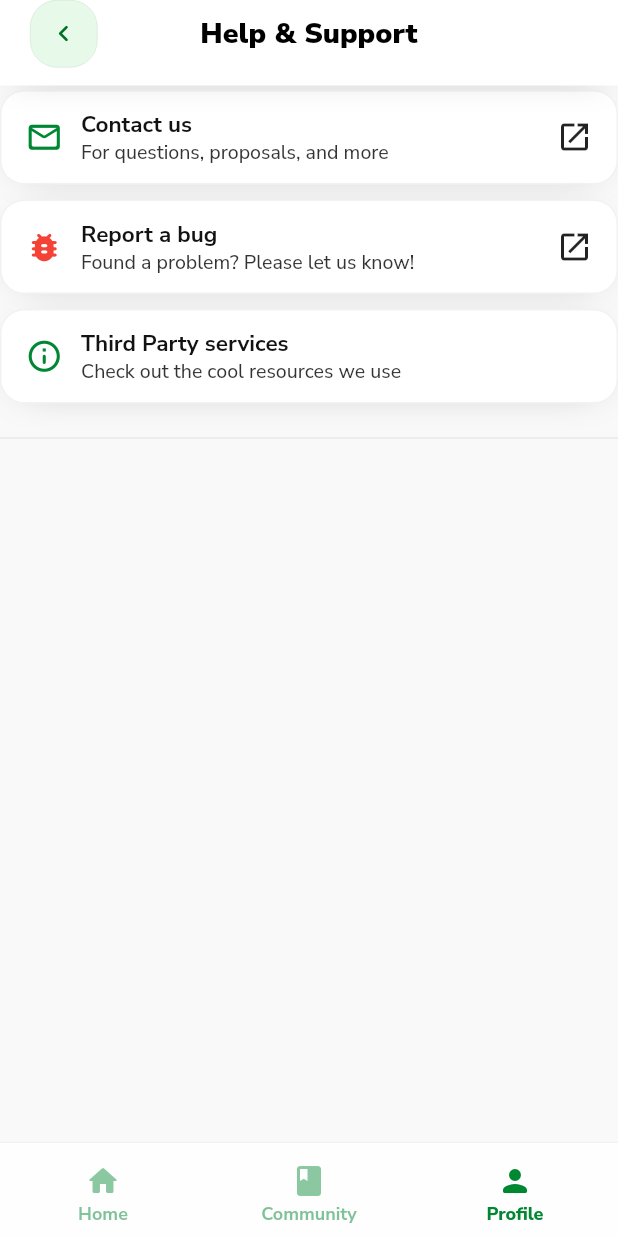
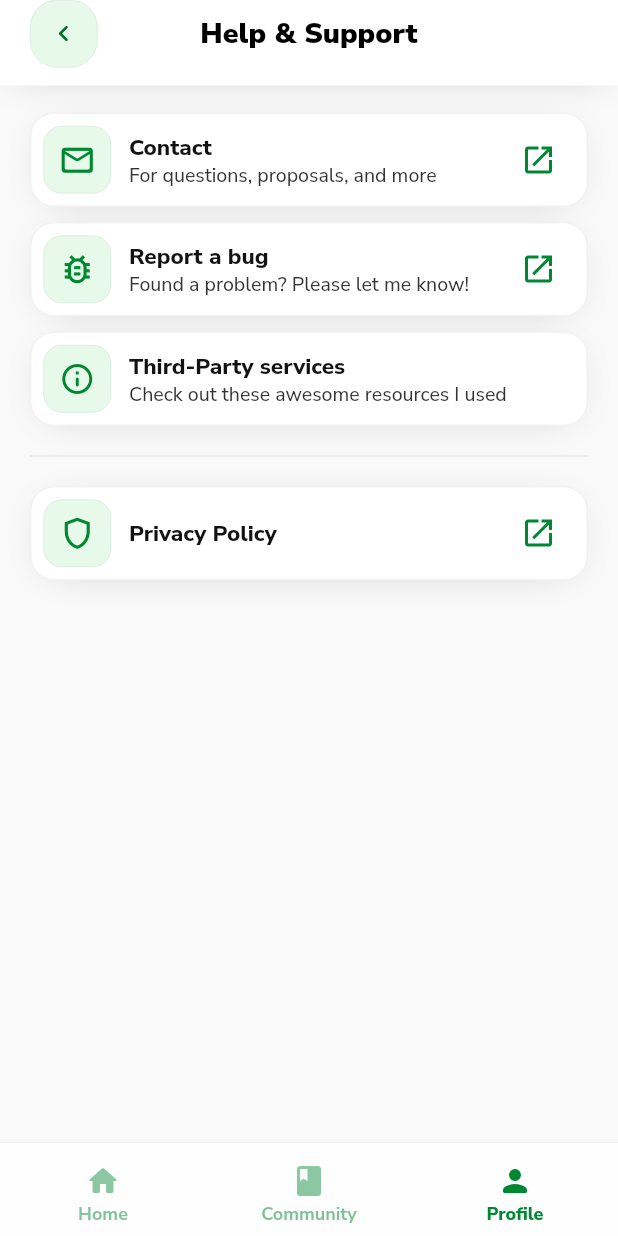
Before and after one commit to jauntybrain/know_waste, a Flutter app: the HelpPage screen opened by its route, on a phone screen of 412 x 824 dp. Run offline on Flutter 3.47's test engine with Material 2 defaults, Android fonts, the phone set to English and light mode, and no system bars; our stand-ins replace cached_network_image, camera, cloud_firestore, firebase_auth, firebase_core, firebase_storage and 17 more; missing offline and left inert: algoliasearch; accounts and stored records are empty; network calls fail.

Commit message:
add: settings icons, help page, attributions page

```diff
--- a/frontend/lib/models/profile_item.dart
+++ b/frontend/lib/models/profile_item.dart
@@ -1,3 +1,5 @@
+import 'package:flutter/material.dart';
+
 class ProfileItem {
   const ProfileItem({
     required this.icon,
@@ -8,7 +10,7 @@ class ProfileItem {
     this.hasChevron = true,
   });
 
-  final String icon;
+  final IconData icon;
   final String title;
   final String subtitle;
   final String routeName;
--- a/frontend/lib/presentation/features/profile/pages/help_page.dart
+++ b/frontend/lib/presentation/features/profile/pages/help_page.dart
@@ -1,7 +1,10 @@
 import 'package:flutter/material.dart';
 import 'package:go_router/go_router.dart';
 import 'package:know_waste/presentation/shared/bouncing.dart';
+import 'package:know_waste/utils/constants.dart';
+import 'package:url_launcher/url_launcher_string.dart';
 
+import '../../../router/route_names.dart';
 import '../../../shared/app_icon_button.dart';
 import '../../../theme/theme.dart';
 
@@ -18,18 +21,18 @@ class HelpPage extends StatelessWidget {
           children: [
             // Page content
             SingleChildScrollView(
+              child: Padding(
+                padding: const EdgeInsets.all(20),
                 child: Column(
                   mainAxisAlignment: MainAxisAlignment.center,
                   crossAxisAlignment: CrossAxisAlignment.center,
                   children: [
-                  SizedBox(height: MediaQuery.of(context).viewPadding.top + 60),
+                    SizedBox(height: MediaQuery.of(context).viewPadding.top + 55),
                     Bouncing(
-                    onTap: () {
-                      // launchUrlString('mailto:jauntybrain@gmail.com');
-                    },
+                      onTap: () => launchUrlString('mailto:jauntybrain@gmail.com'),
                       child: Container(
                         width: double.infinity,
-                      padding: const EdgeInsets.symmetric(vertical: 12, horizontal: 16),
+                        padding: const EdgeInsets.all(8),
                         decoration: BoxDecoration(
                           color: AppColors.white,
                           borderRadius: BorderRadius.circular(16),
@@ -38,10 +41,19 @@ class HelpPage extends StatelessWidget {
                         ),
                         child: Row(
                           children: [
-                          const Icon(
+                            Container(
+                              height: 45,
+                              width: 45,
+                              decoration: BoxDecoration(
+                                color: AppColors.primary.withOpacity(0.1),
+                                borderRadius: BorderRadius.circular(12),
+                                border: Border.all(width: 0.4, color: const Color(0xffCFE1D6)),
+                              ),
+                              child: const Icon(
                                 Icons.mail_outline_rounded,
                                 color: AppColors.secondary,
                                 size: 25,
+                              ),
                             ),
                             const SizedBox(width: 12),
                             Expanded(
@@ -49,8 +61,8 @@ class HelpPage extends StatelessWidget {
                                 crossAxisAlignment: CrossAxisAlignment.start,
                                 children: [
                                   Text(
-                                  'Contact us',
-                                  style: AppTextStyles.blackBold15,
+                                    'Contact',
+                                    style: AppTextStyles.blackExtraBold15,
                                   ),
                                   Text(
                                     'For questions, proposals, and more',
@@ -60,20 +72,19 @@ class HelpPage extends StatelessWidget {
                                 ],
                               ),
                             ),
-                          const Icon(Icons.open_in_new),
+                            const Icon(Icons.open_in_new, color: AppColors.secondary),
+                            const SizedBox(width: 12),
                           ],
                         ),
                       ),
                     ),
                     const SizedBox(height: 10),
                     Bouncing(
-                    onTap: () {
-                      // launchUrlString('mailto:jauntybrain@gmail.com?subject=KnowWaste%20Application%20bug%20report&'
-                      //     'body=Please%20describe%20the%20bug%20you%20found%20in%20the%20application.%20Thank%20you!');
-                    },
+                      onTap: () => launchUrlString('mailto:jauntybrain@gmail.com?subject=KnowWaste%20bug%20report&'
+                          'body=Please%20describe%20the%20bug%20you%20found%20in%20the%20application.%20Thank%20you!'),
                       child: Container(
                         width: double.infinity,
-                      padding: const EdgeInsets.symmetric(vertical: 12, horizontal: 16),
+                        padding: const EdgeInsets.all(8),
                         decoration: BoxDecoration(
                           color: AppColors.white,
                           borderRadius: BorderRadius.circular(16),
@@ -82,10 +93,19 @@ class HelpPage extends StatelessWidget {
                         ),
                         child: Row(
                           children: [
-                          const Icon(
-                            Icons.bug_report_rounded,
-                            color: Colors.red,
+                            Container(
+                              height: 45,
+                              width: 45,
+                              decoration: BoxDecoration(
+                                color: AppColors.primary.withOpacity(0.1),
+                                borderRadius: BorderRadius.circular(12),
+                                border: Border.all(width: 0.4, color: const Color(0xffCFE1D6)),
+                              ),
+                              child: const Icon(
+                                Icons.bug_report_outlined,
+                                color: AppColors.secondary,
                                 size: 25,
+                              ),
                             ),
                             const SizedBox(width: 12),
                             Expanded(
@@ -94,29 +114,28 @@ class HelpPage extends StatelessWidget {
                                 children: [
                                   Text(
                                     'Report a bug',
-                                  style: AppTextStyles.blackBold15,
+                                    style: AppTextStyles.blackExtraBold15,
                                   ),
                                   Text(
-                                  'Found a problem? Please let us know!',
+                                    'Found a problem? Please let me know!',
                                     style: AppTextStyles.lightGrayRegular14
                                         .copyWith(fontSize: 13, color: Colors.black.withOpacity(0.8), height: 1.3),
                                   ),
                                 ],
                               ),
                             ),
-                          const Icon(Icons.open_in_new),
+                            const Icon(Icons.open_in_new, color: AppColors.secondary),
+                            const SizedBox(width: 12),
                           ],
                         ),
                       ),
                     ),
                     const SizedBox(height: 10),
                     Bouncing(
-                    onTap: () {
-                      // GoRouter.of(context).goNamed(RouteNames.attributions);
-                    },
+                      onTap: () => GoRouter.of(context).goNamed(RouteNames.attributions),
                       child: Container(
                         width: double.infinity,
-                      padding: const EdgeInsets.symmetric(vertical: 12, horizontal: 16),
+                        padding: const EdgeInsets.all(8),
                         decoration: BoxDecoration(
                           color: AppColors.white,
                           borderRadius: BorderRadius.circular(16),
@@ -125,10 +144,19 @@ class HelpPage extends StatelessWidget {
                         ),
                         child: Row(
                           children: [
-                          const Icon(
+                            Container(
+                              height: 45,
+                              width: 45,
+                              decoration: BoxDecoration(
+                                color: AppColors.primary.withOpacity(0.1),
+                                borderRadius: BorderRadius.circular(12),
+                                border: Border.all(width: 0.4, color: const Color(0xffCFE1D6)),
+                              ),
+                              child: const Icon(
                                 Icons.info_outline_rounded,
                                 color: AppColors.secondary,
-                            size: 25,
+                                size: 24,
+                              ),
                             ),
                             const SizedBox(width: 12),
                             Expanded(
@@ -136,11 +164,11 @@ class HelpPage extends StatelessWidget {
                                 crossAxisAlignment: CrossAxisAlignment.start,
                                 children: [
                                   Text(
-                                  'Third Party services',
-                                  style: AppTextStyles.blackBold15,
+                                    'Third-Party services',
+                                    style: AppTextStyles.blackExtraBold15,
                                   ),
                                   Text(
-                                  'Check out the cool resources we use',
+                                    'Check out these awesome resources I used',
                                     style: AppTextStyles.lightGrayRegular14
                                         .copyWith(fontSize: 13, color: Colors.black.withOpacity(0.8), height: 1.3),
                                   ),
@@ -151,12 +179,58 @@ class HelpPage extends StatelessWidget {
                         ),
                       ),
                     ),
-                  const SizedBox(height: 15),
                     const Divider(
                       color: Color(0xffe8e8e8),
                       thickness: 1,
+                      height: 40,
+                    ),
+                    Bouncing(
+                      onTap: () => launchUrlString(AppConstants.privacyPolicyUrl),
+                      child: Container(
+                        width: double.infinity,
+                        padding: const EdgeInsets.all(8),
+                        decoration: BoxDecoration(
+                          color: AppColors.white,
+                          borderRadius: BorderRadius.circular(16),
+                          boxShadow: [AppShadows.small],
+                          border: Border.all(color: const Color(0xfff2f2f2)),
+                        ),
+                        child: Row(
+                          children: [
+                            Container(
+                              height: 45,
+                              width: 45,
+                              decoration: BoxDecoration(
+                                color: AppColors.primary.withOpacity(0.1),
+                                borderRadius: BorderRadius.circular(12),
+                                border: Border.all(width: 0.4, color: const Color(0xffCFE1D6)),
+                              ),
+                              child: const Icon(
+                                Icons.shield_outlined,
+                                color: AppColors.secondary,
+                                size: 25,
+                              ),
+                            ),
+                            const SizedBox(width: 12),
+                            Expanded(
+                              child: Column(
+                                crossAxisAlignment: CrossAxisAlignment.start,
+                                children: [
+                                  Text(
+                                    'Privacy Policy',
+                                    style: AppTextStyles.blackExtraBold15,
                                   ),
                                 ],
+                              ),
+                            ),
+                            const Icon(Icons.open_in_new, color: AppColors.secondary),
+                            const SizedBox(width: 12),
+                          ],
+                        ),
+                      ),
+                    ),
+                  ],
+                ),
               ),
             ),
             // Top Navigation
--- a/frontend/lib/presentation/features/profile/widgets/profile_tile.dart
+++ b/frontend/lib/presentation/features/profile/widgets/profile_tile.dart
@@ -33,7 +33,7 @@ class ProfileTile extends ConsumerWidget {
             AppIconButton(
               onTap: () {},
               size: 40,
-              iconSize: 5,
+              iconSize: 19,
               radius: 10,
               fillColor: AppColors.primary.withOpacity(0.1),
               icon: profileItem.icon,
--- a/frontend/lib/presentation/router/route_names.dart
+++ b/frontend/lib/presentation/router/route_names.dart
@@ -11,6 +11,7 @@ class RouteNames {
   static const String settings = 'settings';
   static const String help = 'help';
   static const String scans = 'scans';
+  static const String attributions = 'attributions';
 
   // Tools
   static const String analyze = 'analyze';
--- a/frontend/lib/presentation/router/route_paths.dart
+++ b/frontend/lib/presentation/router/route_paths.dart
@@ -11,6 +11,7 @@ class RoutePaths {
   static const String settings = 'settings';
   static const String help = 'help';
   static const String scans = 'scans';
+  static const String attributions = 'attributions';
 
   // Tools
   static const String analyze = '/analyze';
--- a/frontend/lib/presentation/shared/app_icon_button.dart
+++ b/frontend/lib/presentation/shared/app_icon_button.dart
@@ -27,7 +27,7 @@ class AppIconButton extends StatelessWidget {
       child: Container(
         width: size ?? 55,
         height: size ?? 55,
-        padding: const EdgeInsets.all(10),
+        padding: const EdgeInsets.all(8),
         decoration: BoxDecoration(
           color: fillColor ?? Colors.white,
           borderRadius: BorderRadius.circular(radius ?? 18),
--- a/frontend/lib/presentation/shared/app_markdown.dart
+++ b/frontend/lib/presentation/shared/app_markdown.dart
@@ -1,6 +1,7 @@
 import 'package:cached_network_image/cached_network_image.dart';
 import 'package:flutter/material.dart';
 import 'package:flutter_markdown/flutter_markdown.dart';
+import 'package:url_launcher/url_launcher_string.dart';
 
 import '../theme/src/app_colors.dart';
 import '../theme/src/app_text_styles.dart';
@@ -44,6 +45,7 @@ class _AppMarkdownState extends State<AppMarkdown> {
             selectable: true,
             physics: const NeverScrollableScrollPhysics(),
             padding: EdgeInsets.zero,
+            onTapLink: (text, href, title) => href != null ? launchUrlString(href) : {},
             styleSheet: MarkdownStyleSheet(
               blockquote: AppTextStyles.black60Medium13,
               checkbox: AppTextStyles.primaryBold18,
--- a/frontend/lib/presentation/theme/src/app_text_styles.dart
+++ b/frontend/lib/presentation/theme/src/app_text_styles.dart
@@ -266,6 +266,12 @@ class AppTextStyles {
     color: AppColors.white,
     fontWeight: FontWeight.w400,
     fontSize: 18,
+  );
+
+  static TextStyle blackExtraBold15 = GoogleFonts.nunitoSans(
+    color: AppColors.text,
+    fontWeight: FontWeight.w800,
+    fontSize: 15,
   );
 
   // Black Extra Bold 16
--- a/frontend/lib/utils/constants.dart
+++ b/frontend/lib/utils/constants.dart
@@ -7,6 +7,8 @@ import 'package:know_waste/presentation/theme/theme.dart';
 
 class AppConstants {
   static const featuredArticleHeight = 240.0;
+
+  static const privacyPolicyUrl = 'https://waste-wise-d88a7.web.app/privacy-policy';
 
   static const recyclingTools = [
     RecyclingTool(
```
Also changed, not shown: frontend/lib/presentation/features/profile/pages/attributions_page.dart (added, +88 -0 lines), frontend/lib/presentation/features/profile/pages/profile_page.dart (+5 -6 lines), frontend/lib/presentation/features/profile/widgets/auth_prompt_widget.dart (+4 -4 lines). Lines whose indentation alone changed are shown as unchanged.
